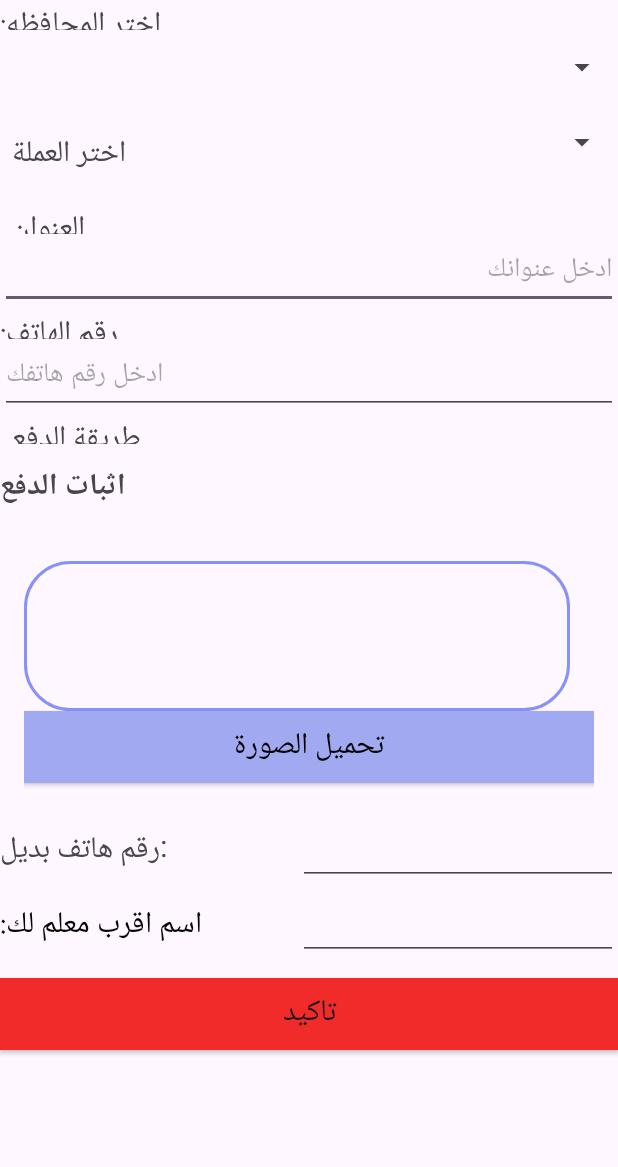
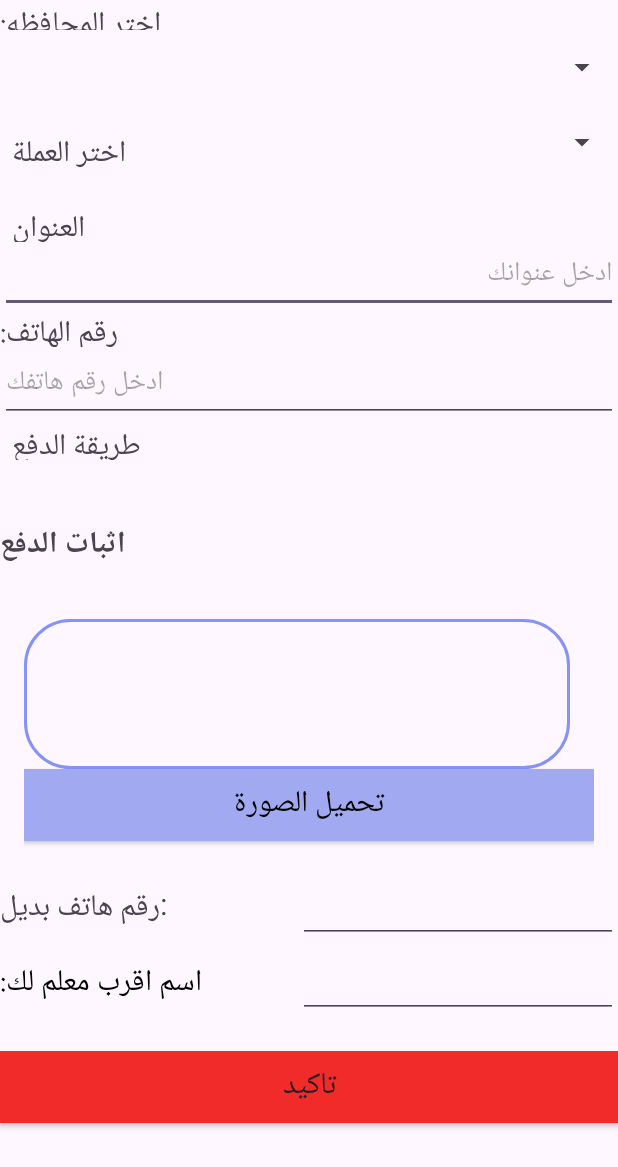
Before and after one commit to Ahmed-M-SH/Fashion-V2, an Android app: the layout fragment_payment.xml on its own in the app's theme, with its tools: preview values and no code run, on a phone screen of 412 x 824 dp. Shown: the top 1167 px of the screen. Run offline under Robolectric (Android 15) with nearby library versions, the phone set to English and light mode, and no system bars.

Commit message:
update some changes in UI for cart and PaymentActivity

```diff
--- a/app/src/main/java/com/example/fashion/Activity/PaymentActivity.java
+++ b/app/src/main/java/com/example/fashion/Activity/PaymentActivity.java
@@ -25,7 +25,6 @@ public class PaymentActivity extends AppCompatActivity {
         FragmentTransaction fragmentTransaction = fragmentManager.beginTransaction();
         fragmentTransaction.replace(R.id.fragment_container, fragment);
         fragmentTransaction.commit();
-//
 //        backBttnn = findViewById(R.id.backBttnn);
 //        backBttnn.setOnClickListener(new View.OnClickListener() {
 //            @Override
--- a/app/src/main/java/com/example/fashion/Domain/CartProduct.java
+++ b/app/src/main/java/com/example/fashion/Domain/CartProduct.java
@@ -5,7 +5,9 @@ import com.example.fashion.Helper.ServerDetail;
 import com.google.gson.annotations.Expose;
 import com.google.gson.annotations.SerializedName;
 
-public class CartProduct {
+import java.io.Serializable;
+
+public class CartProduct implements Serializable {
 
 
     @SerializedName("name")
--- a/app/src/main/res/layout/fragment_payment.xml
+++ b/app/src/main/res/layout/fragment_payment.xml
@@ -68,7 +68,7 @@
 
                     <androidx.appcompat.widget.AppCompatSpinner
                         android:id="@+id/spinner_currency"
-                        android:layout_width="100dp"
+                        android:layout_width="150dp"
                         android:layout_height="50dp"
                         app:layout_constraintBottom_toBottomOf="@+id/textView11"
                         app:layout_constraintEnd_toEndOf="parent"
@@ -84,7 +84,7 @@
                     <TextView
                         android:id="@+id/textView27"
                         android:layout_width="wrap_content"
-                        android:layout_height="20dp"
+                        android:layout_height="25dp"
                         android:layout_marginStart="8dp"
                         android:text="العنوان"
                         android:textSize="20dp"
@@ -112,7 +112,7 @@
                     <TextView
                         android:id="@+id/textView14"
                         android:layout_width="wrap_content"
-                        android:layout_height="20dp"
+                        android:layout_height="25dp"
                         android:text="رقم الهاتف:"
                         android:textSize="20dp"
                         app:layout_constraintStart_toStartOf="parent"
@@ -136,14 +136,15 @@
                     android:layout_height="match_parent">
 
 
-
                     <TextView
                         android:id="@+id/textView15"
                         android:layout_width="wrap_content"
-                        android:layout_height="20dp"
+                        android:layout_height="25dp"
                         android:layout_marginStart="8dp"
+                        android:layout_marginBottom="32dp"
                         android:text="طريقة الدفع"
                         android:textSize="20dp"
+                        app:layout_constraintBottom_toBottomOf="parent"
                         app:layout_constraintStart_toStartOf="parent"
                         app:layout_constraintTop_toTopOf="parent" />
 
@@ -152,12 +153,11 @@
                         android:layout_width="wrap_content"
                         android:layout_height="wrap_content"
                         android:layout_marginStart="16dp"
-                        android:layout_marginTop="16dp"
-                        android:layout_marginBottom="16dp"
-                        app:layout_constraintBottom_toBottomOf="parent"
+                        android:layout_marginTop="8dp"
+                        android:contextClickable="true"
+
                         app:layout_constraintStart_toStartOf="parent"
-                        app:layout_constraintTop_toTopOf="parent"
-                        android:contextClickable="true">
+                        app:layout_constraintTop_toBottomOf="@+id/textView15">
 
                     </RadioGroup>
 
@@ -171,6 +171,7 @@
                         android:id="@+id/textView28"
                         android:layout_width="wrap_content"
                         android:layout_height="wrap_content"
+                        android:layout_marginTop="8dp"
                         android:text="اثبات الدفع"
                         android:textSize="20dp"
                         android:textStyle="bold"
@@ -276,15 +277,11 @@
                     android:id="@+id/send_btn_final_payment2"
                     android:layout_width="match_parent"
                     android:layout_height="wrap_content"
-                    android:layout_marginTop="10dp"
+                    android:layout_marginTop="20dp"
                     android:background="@color/red"
                     android:text="تاكيد"
                     android:textSize="20dp"
-                    app:layout_constraintBottom_toBottomOf="parent"
-                    app:layout_constraintEnd_toEndOf="parent"
-                    app:layout_constraintStart_toStartOf="parent"
-                    android:layout_marginBottom="10dp"
-
+                    android:layout_marginBottom="20dp"
                     />
 
             </LinearLayout>
```
Also changed, not shown: app/src/main/java/com/example/fashion/Activity/CartActivity.java (+27 -3 lines).
